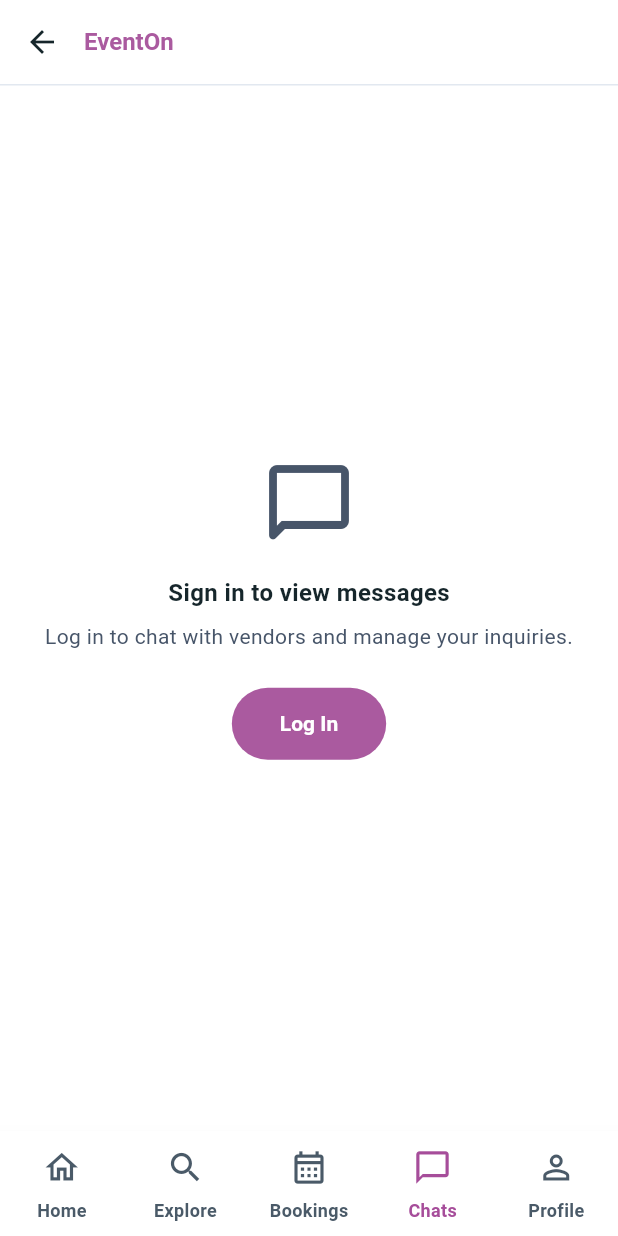
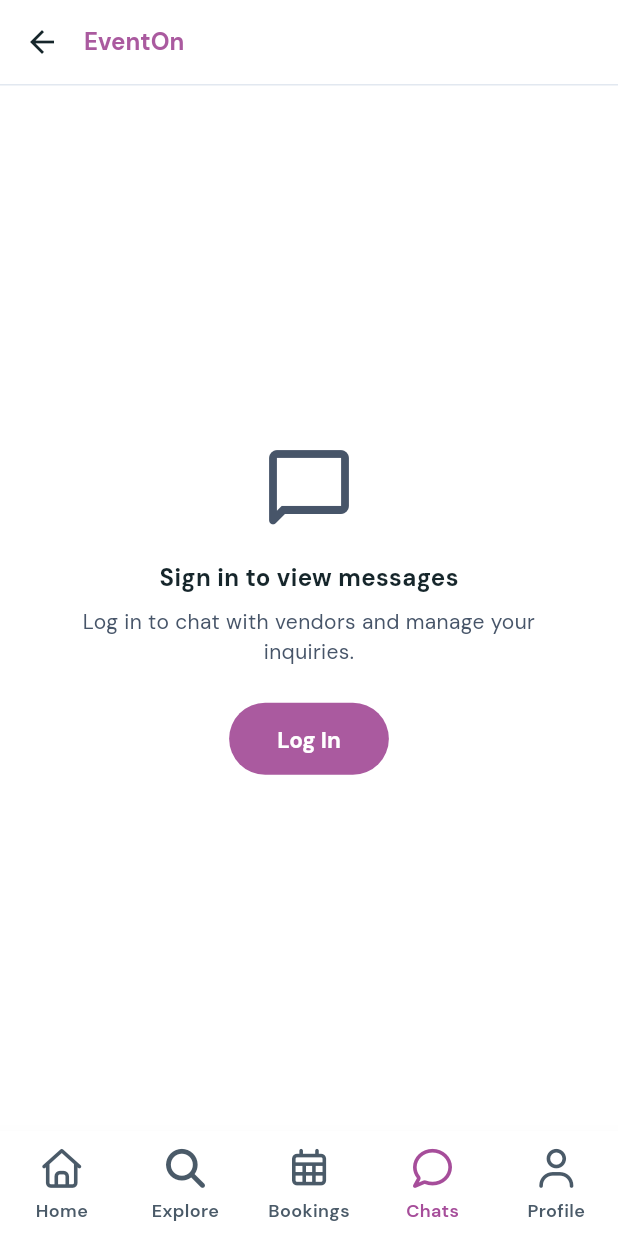
Before and after one commit to davidyesudas7/eventon, a Flutter app: the ChatsScreen screen opened by its route, on a phone screen of 412 x 824 dp. Run offline on Flutter 3.47's test engine with Material 3 defaults, Android fonts, the phone set to English and light mode, and no system bars; our stand-ins replace dartz, dio, firebase_auth, firebase_core, flutter_dotenv, flutter_riverpod and 12 more; missing offline and left inert: razorpay_flutter; accounts and stored records are empty; generated files the repository leaves out were written again; network calls fail.

Commit message:
changed font and the icons of the bottom nav

```diff
--- a/lib/core/theme/app_text_styles.dart
+++ b/lib/core/theme/app_text_styles.dart
@@ -1,11 +1,11 @@
 import 'package:flutter/material.dart';
+import 'package:google_fonts/google_fonts.dart';
 import 'app_colors.dart';
 
 class AppTextStyles {
-  static const String fontFamily = 'DM Sans';
+  static String? get fontFamily => GoogleFonts.dmSans().fontFamily;
 
-  static const TextStyle headlineXl = TextStyle(
-    fontFamily: fontFamily,
+  static TextStyle headlineXl = GoogleFonts.dmSans(
     fontSize: 36,
     fontWeight: FontWeight.w700,
     height: 44 / 36,
@@ -13,8 +13,7 @@ class AppTextStyles {
     color: AppColors.textPrimary,
   );
 
-  static const TextStyle headlineLg = TextStyle(
-    fontFamily: fontFamily,
+  static TextStyle headlineLg = GoogleFonts.dmSans(
     fontSize: 26,
     fontWeight: FontWeight.w700,
     height: 32 / 26,
@@ -22,64 +21,56 @@ class AppTextStyles {
     color: AppColors.textPrimary,
   );
 
-  static const TextStyle headlineMd = TextStyle(
-    fontFamily: fontFamily,
+  static TextStyle headlineMd = GoogleFonts.dmSans(
     fontSize: 20,
     fontWeight: FontWeight.w700,
     height: 26 / 20,
     color: AppColors.textPrimary,
   );
 
-  static const TextStyle headlineSm = TextStyle(
-    fontFamily: fontFamily,
+  static TextStyle headlineSm = GoogleFonts.dmSans(
     fontSize: 16,
     fontWeight: FontWeight.w700,
     height: 22 / 16,
     color: AppColors.textPrimary,
   );
 
-  static const TextStyle bodyLg = TextStyle(
-    fontFamily: fontFamily,
+  static TextStyle bodyLg = GoogleFonts.dmSans(
     fontSize: 16,
     fontWeight: FontWeight.w400,
     height: 24 / 16,
     color: AppColors.textSecondary,
   );
 
-  static const TextStyle bodyMd = TextStyle(
-    fontFamily: fontFamily,
+  static TextStyle bodyMd = GoogleFonts.dmSans(
     fontSize: 14,
     fontWeight: FontWeight.w400,
     height: 20 / 14,
     color: AppColors.textSecondary,
   );
 
-  static const TextStyle bodySm = TextStyle(
-    fontFamily: fontFamily,
+  static TextStyle bodySm = GoogleFonts.dmSans(
     fontSize: 12,
     fontWeight: FontWeight.w400,
     height: 16 / 12,
     color: AppColors.textSecondary,
   );
 
-  static const TextStyle labelLg = TextStyle(
-    fontFamily: fontFamily,
-    fontSize: 14,
-    fontWeight: FontWeight.w600,
-    height: 18 / 14,
+  static TextStyle labelLg = GoogleFonts.dmSans(
+    fontSize: 15,
+    fontWeight: FontWeight.w700,
+    height: 22 / 15,
     color: AppColors.textPrimary,
   );
 
-  static const TextStyle labelMd = TextStyle(
-    fontFamily: fontFamily,
+  static TextStyle labelMd = GoogleFonts.dmSans(
     fontSize: 12,
     fontWeight: FontWeight.w600,
     height: 16 / 12,
     color: AppColors.textPrimary,
   );
 
-  static const TextStyle labelSm = TextStyle(
-    fontFamily: fontFamily,
+  static TextStyle labelSm = GoogleFonts.dmSans(
     fontSize: 10,
     fontWeight: FontWeight.w600,
     height: 14 / 10,
--- a/lib/core/theme/app_theme.dart
+++ b/lib/core/theme/app_theme.dart
@@ -17,7 +17,7 @@ class AppTheme {
       ),
       scaffoldBackgroundColor: AppColors.surfaceBase,
       fontFamily: AppTextStyles.fontFamily,
-      textTheme: const TextTheme(
+      textTheme: TextTheme(
         displayLarge: AppTextStyles.headlineXl,
         displayMedium: AppTextStyles.headlineLg,
         displaySmall: AppTextStyles.headlineMd,
--- a/lib/features/categories/presentation/widgets/category_grid.dart
+++ b/lib/features/categories/presentation/widgets/category_grid.dart
@@ -18,7 +18,7 @@ class CategoryGrid extends StatelessWidget {
       padding: EdgeInsets.zero,
       gridDelegate: const SliverGridDelegateWithFixedCrossAxisCount(
         crossAxisCount: 4,
-        mainAxisSpacing: 20,
+        mainAxisSpacing: 5,
         crossAxisSpacing: 12,
         childAspectRatio: 0.65,
       ),
--- a/lib/features/main/presentation/pages/main_screen.dart
+++ b/lib/features/main/presentation/pages/main_screen.dart
@@ -1,6 +1,7 @@
 import 'package:eventon/core/theme/app_colors.dart';
 import 'package:flutter/material.dart';
 import 'package:flutter_riverpod/flutter_riverpod.dart';
+import 'package:font_awesome_flutter/font_awesome_flutter.dart';
 import 'package:go_router/go_router.dart';
 
 import 'package:eventon/features/auth/presentation/providers/auth_providers.dart';
@@ -68,28 +69,28 @@ class MainScreen extends ConsumerWidget {
             );
           },
           destinations: [
-            const NavigationDestination(
-              icon: Icon(Icons.home_outlined),
+            NavigationDestination(
+              icon: FaIcon(FontAwesomeIcons.house),
               label: 'Home',
             ),
-            const NavigationDestination(
-              icon: Icon(Icons.search),
+            NavigationDestination(
+              icon: FaIcon(FontAwesomeIcons.magnifyingGlass),
               label: 'Explore',
             ),
             const NavigationDestination(
-              icon: Icon(Icons.calendar_month_outlined),
+              icon: FaIcon(FontAwesomeIcons.calendarDays),
               label: 'Bookings',
             ),
             NavigationDestination(
               icon: Badge(
                 isLabelVisible: unreadCount > 0,
                 label: Text(unreadCount > 99 ? '99+' : '$unreadCount'),
-                child: const Icon(Icons.chat_bubble_outline),
+                child: FaIcon(FontAwesomeIcons.comment),
               ),
               label: 'Chats',
             ),
             const NavigationDestination(
-              icon: Icon(Icons.person_outline),
+              icon: FaIcon(FontAwesomeIcons.user),
               label: 'Profile',
             ),
           ],
--- a/pubspec.yaml
+++ b/pubspec.yaml
@@ -54,6 +54,8 @@ dependencies:
   razorpay_flutter: ^1.4.7
   video_player: ^2.14.1
   flutter_svg: ^2.3.0
+  font_awesome_flutter: ^11.0.0
+  google_fonts: ^8.2.1
 
 dev_dependencies:
   flutter_test:
```
Also changed, not shown: lib/features/bookings/presentation/pages/booking_details_screen.dart (+52 -48 lines), lib/features/home/presentation/pages/home_screen.dart (+12 -9 lines), pubspec.lock.
